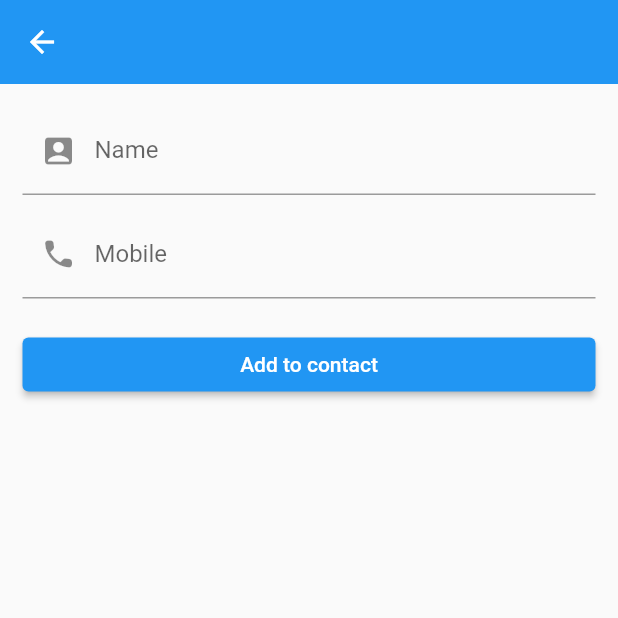
After one commit to tajulasri/flutter-101, a Flutter app: the ListViewScreen screen opened directly, after a tap on the "add" icon, on a phone screen of 412 x 824 dp, the top half of it. The commit adds this screen. Run offline on Flutter 3.47's test engine with Material 2 defaults, Android fonts, the light colour scheme and no system bars; network calls fail.

Commit message:
text field

```diff
--- /dev/null
+++ b/lib/screens/add_contact.dart
@@ -0,0 +1,76 @@
+import 'package:flutter/material.dart';
+
+class AddContactScreen extends StatefulWidget {
+  AddContactScreen({Key? key}) : super(key: key);
+
+  @override
+  _AddContactScreenState createState() => _AddContactScreenState();
+}
+
+class _AddContactScreenState extends State<AddContactScreen> {
+  TextEditingController _nameController = new TextEditingController();
+  TextEditingController _mobileController = new TextEditingController();
+  TextEditingController _workController = new TextEditingController();
+
+  _addContact() {
+    if (_nameController.text != "" && _mobileController.text != "") {
+      print("submit");
+    }
+  }
+
+  @override
+  Widget build(BuildContext context) {
+    return Scaffold(
+      appBar: AppBar(
+        elevation: 0,
+      ),
+      body: SingleChildScrollView(
+        child: Container(
+          margin: EdgeInsets.all(15.0),
+          width: double.infinity,
+          child: Column(
+            children: [
+              TextField(
+                autocorrect: false,
+                obscureText: false,
+                controller: _nameController,
+                decoration: InputDecoration(
+                  prefixIcon: Icon(
+                    Icons.account_box,
+                  ),
+                  labelText: "Name",
+                ),
+                maxLines: 1,
+              ),
+              SizedBox(
+                height: 10,
+              ),
+              TextField(
+                keyboardType: TextInputType.number,
+                autocorrect: false,
+                controller: _mobileController,
+                decoration: InputDecoration(
+                  prefixIcon: Icon(
+                    Icons.call_rounded,
+                  ),
+                  labelText: "Mobile",
+                ),
+                maxLines: 1,
+              ),
+              SizedBox(
+                height: 20,
+              ),
+              Container(
+                width: double.infinity,
+                child: ElevatedButton(
+                  onPressed: () => _addContact(),
+                  child: Text("Add to contact"),
+                ),
+              )
+            ],
+          ),
+        ),
+      ),
+    );
+  }
+}
--- a/lib/screens/list_view.dart
+++ b/lib/screens/list_view.dart
@@ -1,24 +1,35 @@
+import 'package:asset_kktm/screens/add_contact.dart';
 import 'package:asset_kktm/screens/login.dart';
 import 'package:flutter/material.dart';
 
 class ListViewScreen extends StatelessWidget {
   ListViewScreen({Key? key}) : super(key: key);
 
+  //variable ini kepunyaan class widgets
   List contacts = [
-    {"name": "Shah", "mobile": "01344545657"},
-    {"name": "Lan", "mobile": "01344542357"},
-    {"name": "Rudy", "mobile": "01344523257"},
-    {"name": "Naim", "mobile": "01344535357"},
-    {"name": "Shahrul", "mobile": "01344535657"},
-    {"name": "Ikhwan", "mobile": "01344542657"},
+    {"name": "Shah", "mobile": "01344545657", "type": "Work"},
+    {"name": "Lan", "mobile": "01344542357", "type": "Work"},
+    {"name": "Rudy", "mobile": "01344523257", "type": "Work"},
+    {"name": "Naim", "mobile": "01344535357", "type": "Work"},
+    {"name": "Shahrul", "mobile": "01344535657", "type": "Work"},
+    {"name": "Ikhwan", "mobile": "01344542657", "type": "Work"},
   ];
 
   //function to navigate to next screen
   _navigateToDetailScreen(context, contact) {
     Navigator.of(context).push(
       MaterialPageRoute(
+        //dimana variable contact ni kepunyaan function _navigateToDetailScreen
         settings: RouteSettings(arguments: contact),
         builder: (context) => const LoginScreen(),
+      ),
+    );
+  }
+
+  _navigateToAddContact(context) {
+    Navigator.of(context).push(
+      MaterialPageRoute(
+        builder: (context) => AddContactScreen(),
       ),
     );
   }
@@ -28,6 +39,12 @@ class ListViewScreen extends StatelessWidget {
     return Scaffold(
       appBar: AppBar(
         elevation: 0,
+        actions: [
+          IconButton(
+            onPressed: () => _navigateToAddContact(context),
+            icon: Icon(Icons.add),
+          ),
+        ],
       ),
       body: Container(
         child: ListView.separated(
@@ -37,9 +54,10 @@ class ListViewScreen extends StatelessWidget {
             itemBuilder: (context, index) => GestureDetector(
                   onTap: () => _navigateToDetailScreen(
                     context,
-                    contacts[index]['name'],
+                    contacts[index],
                   ),
                   child: Container(
+                      color: Colors.transparent,
                       height: 60,
                       margin: EdgeInsets.all(10.0),
                       child: Row(
--- a/lib/screens/login.dart
+++ b/lib/screens/login.dart
@@ -6,7 +6,8 @@ class LoginScreen extends StatelessWidget {
   @override
   Widget build(BuildContext context) {
     //get arguments from previous route action
-    final routeArguments = ModalRoute.of(context)?.settings.arguments;
+    var routeArguments =
+        ModalRoute.of(context)?.settings.arguments as Map<String, String>;
 
     return Scaffold(
       appBar: AppBar(
@@ -15,9 +16,7 @@ class LoginScreen extends StatelessWidget {
         elevation: 0,
       ),
       body: Center(
-        child: Text(
-          routeArguments.toString(),
-        ),
+        child: Text(routeArguments['name'].toString()),
       ),
     );
   }
```
